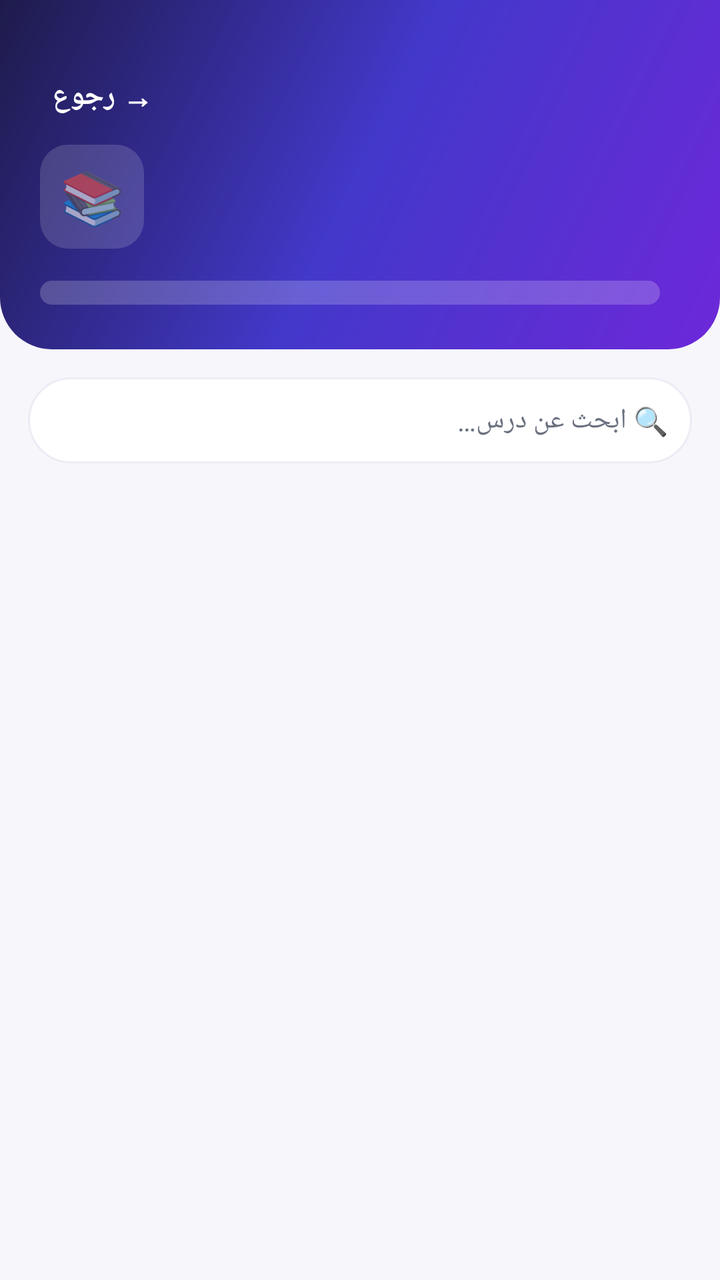
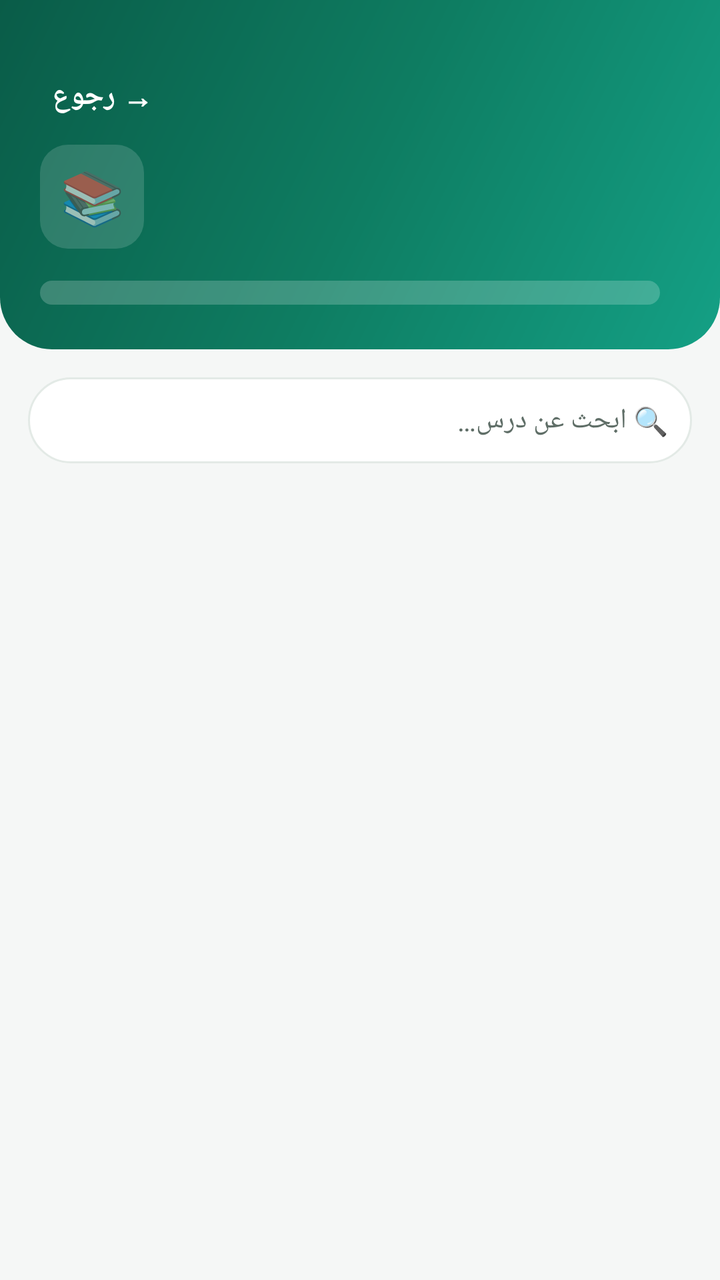

Before-and-after screenshots of an Android layout around one commit, followed by the original layout XML and the change that was made.
<!-- AndroidManifest.xml: application theme AppTheme -->
<!-- res/layout/activity_course.xml -->
<?xml version="1.0" encoding="utf-8"?>
<LinearLayout xmlns:android="http://schemas.android.com/apk/res/android"
    android:layout_width="match_parent" android:layout_height="match_parent"
    android:orientation="vertical" android:background="@color/bg">

    <LinearLayout android:id="@+id/headerCourse" android:layout_width="match_parent"
        android:layout_height="wrap_content" android:background="@drawable/bg_header"
        android:orientation="vertical" android:padding="20dp">
        <TextView android:id="@+id/btnBack" android:layout_width="wrap_content"
            android:layout_height="wrap_content" android:layout_marginTop="12dp"
            android:padding="6dp" android:text="→ رجوع" android:textColor="@color/white"
            android:textSize="15sp" android:textStyle="bold" />
        <LinearLayout android:layout_width="match_parent" android:layout_height="wrap_content"
            android:layout_marginTop="8dp" android:gravity="center_vertical"
            android:orientation="horizontal">
            <TextView android:id="@+id/tvEmoji" android:layout_width="52dp"
                android:layout_height="52dp" android:background="@drawable/badge_soft"
                android:gravity="center" android:text="📚" android:textSize="26sp" />
            <LinearLayout android:layout_width="0dp" android:layout_height="wrap_content"
                android:layout_marginStart="12dp" android:layout_weight="1"
                android:orientation="vertical">
                <TextView android:id="@+id/tvTitle" android:layout_width="match_parent"
                    android:layout_height="wrap_content" android:text=""
                    android:textColor="@color/white" android:textSize="20sp" android:textStyle="bold" />
                <TextView android:id="@+id/tvSubtitle" android:layout_width="match_parent"
                    android:layout_height="wrap_content" android:layout_marginTop="2dp"
                    android:text="" android:textColor="#DAD7FE" android:textSize="13sp" />
            </LinearLayout>
        </LinearLayout>

        <LinearLayout android:layout_width="match_parent" android:layout_height="wrap_content"
            android:layout_marginTop="14dp" android:gravity="center_vertical"
            android:orientation="horizontal">
            <LinearLayout android:layout_width="0dp" android:layout_height="12dp"
                android:layout_weight="1" android:background="@drawable/progress_bg">
                <View android:id="@+id/viewProgressFill" android:layout_width="0dp"
                    android:layout_height="match_parent" android:background="@drawable/progress_bg" />
            </LinearLayout>
            <TextView android:id="@+id/tvProgress" android:layout_width="wrap_content"
                android:layout_height="wrap_content" android:layout_marginStart="10dp"
                android:text="" android:textColor="@color/white" android:textSize="12sp"
                android:textStyle="bold" />
        </LinearLayout>
    </LinearLayout>

    <TextView android:id="@+id/tvBanner" android:layout_width="match_parent"
        android:layout_height="wrap_content" android:background="#FEF3C7"
        android:padding="12dp" android:text="" android:textColor="#92400E"
        android:textSize="13sp" android:visibility="gone" />

    <EditText android:id="@+id/etSearch" android:layout_width="match_parent"
        android:layout_height="wrap_content" android:layout_margin="14dp"
        android:background="@drawable/search_bg" android:hint="🔍 ابحث عن درس…"
        android:imeOptions="actionSearch" android:inputType="text" android:maxLines="1"
        android:padding="12dp" android:textColor="@color/text"
        android:textColorHint="@color/text_secondary" android:textSize="14sp" />

    <ListView android:id="@+id/listUnits" android:layout_width="match_parent"
        android:layout_height="match_parent" android:divider="@android:color/transparent"
        android:dividerHeight="8dp" android:paddingLeft="16dp" android:paddingRight="16dp"
        android:clipToPadding="false" />
</LinearLayout>
<!-- resources referenced by this layout -->
<resources>
  <color name="bg">#F6F6FB</color>
  <color name="text">#191B2E</color>
  <color name="text_secondary">#6B7280</color>
  <color name="white">#FFFFFF</color>
  <!-- drawable badge_soft (drawable) -->
  <?xml version="1.0" encoding="utf-8"?>
  <shape xmlns:android="http://schemas.android.com/apk/res/android" android:shape="rectangle">
      <solid android:color="#26FFFFFF" />
      <corners android:radius="14dp" />
  </shape>
  <!-- drawable bg_header (drawable) -->
  <?xml version="1.0" encoding="utf-8"?>
  <shape xmlns:android="http://schemas.android.com/apk/res/android" android:shape="rectangle">
      <gradient android:startColor="#1E1B4B" android:centerColor="#4338CA"
          android:endColor="#6D28D9" android:angle="315" />
      <corners android:bottomLeftRadius="26dp" android:bottomRightRadius="26dp" />
  </shape>
  <!-- drawable progress_bg (drawable) -->
  <?xml version="1.0" encoding="utf-8"?>
  <shape xmlns:android="http://schemas.android.com/apk/res/android" android:shape="rectangle">
      <solid android:color="#33FFFFFF" />
      <corners android:radius="6dp" />
  </shape>
  <!-- drawable search_bg (drawable) -->
  <?xml version="1.0" encoding="utf-8"?>
  <shape xmlns:android="http://schemas.android.com/apk/res/android" android:shape="rectangle">
      <solid android:color="@color/white" />
      <stroke android:width="1dp" android:color="@color/card_stroke" />
      <corners android:radius="26dp" />
  </shape>
  <style name="AppTheme" parent="android:Theme.Material.Light.NoActionBar">
          <item name="android:colorPrimary">@color/primary</item>
          <item name="android:colorPrimaryDark">@color/primary_dark</item>
          <item name="android:colorAccent">@color/accent</item>
          <item name="android:windowBackground">@color/bg</item>
          <item name="android:statusBarColor">@color/primary_dark</item>
          <item name="android:navigationBarColor">@color/white</item>
          <item name="android:windowLightStatusBar">false</item>
      </style>
  <color name="card_stroke">#ECECF4</color>
  <color name="primary">#4338CA</color>
  <color name="primary_dark">#1E1B4B</color>
  <color name="accent">#F59E0B</color>
</resources>

<!-- the commit's change to res/layout/activity_course.xml (unified diff, before → after) -->
@@ -24,7 +24,7 @@
                     android:textColor="@color/white" android:textSize="20sp" android:textStyle="bold" />
                 <TextView android:id="@+id/tvSubtitle" android:layout_width="match_parent"
                     android:layout_height="wrap_content" android:layout_marginTop="2dp"
-                    android:text="" android:textColor="#DAD7FE" android:textSize="13sp" />
+                    android:text="" android:textColor="@color/header_sub" android:textSize="13sp" />
             </LinearLayout>
         </LinearLayout>
 
<!-- resource entries referenced after the edit -->
@@ -1,8 +1,9 @@
 <!-- resources referenced by this layout -->
 <resources>
-  <color name="bg">#F6F6FB</color>
-  <color name="text">#191B2E</color>
-  <color name="text_secondary">#6B7280</color>
+  <color name="bg">#F5F7F6</color>
+  <color name="header_sub">#CFF0E4</color>
+  <color name="text">#17251F</color>
+  <color name="text_secondary">#5F6E67</color>
   <color name="white">#FFFFFF</color>
   <!-- drawable badge_soft (drawable) -->
   <?xml version="1.0" encoding="utf-8"?>
@@ -13,8 +14,8 @@
   <!-- drawable bg_header (drawable) -->
   <?xml version="1.0" encoding="utf-8"?>
   <shape xmlns:android="http://schemas.android.com/apk/res/android" android:shape="rectangle">
-      <gradient android:startColor="#1E1B4B" android:centerColor="#4338CA"
-          android:endColor="#6D28D9" android:angle="315" />
+      <gradient android:startColor="#0A5C48" android:centerColor="#0E7C61"
+          android:endColor="#14A085" android:angle="315" />
       <corners android:bottomLeftRadius="26dp" android:bottomRightRadius="26dp" />
   </shape>
   <!-- drawable progress_bg (drawable) -->
@@ -39,9 +40,9 @@
           <item name="android:navigationBarColor">@color/white</item>
           <item name="android:windowLightStatusBar">false</item>
       </style>
-  <color name="card_stroke">#ECECF4</color>
-  <color name="primary">#4338CA</color>
-  <color name="primary_dark">#1E1B4B</color>
+  <color name="card_stroke">#E3EAE6</color>
+  <color name="primary">#0E7C61</color>
+  <color name="primary_dark">#0A5C48</color>
   <color name="accent">#F59E0B</color>
 </resources>
 
